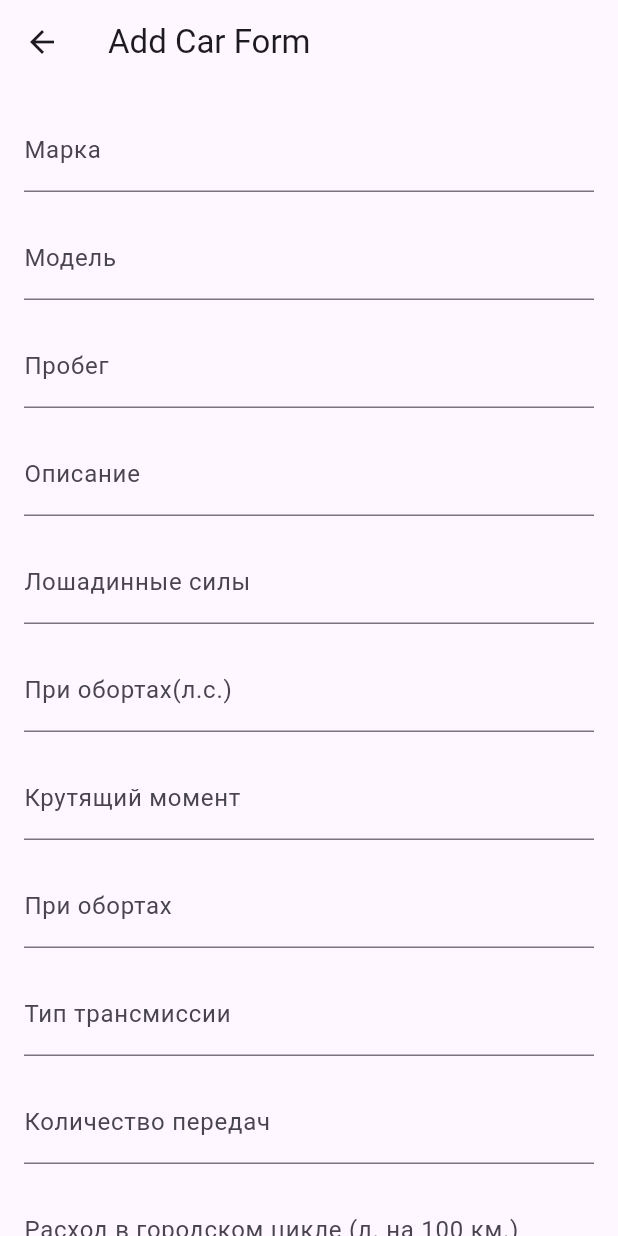
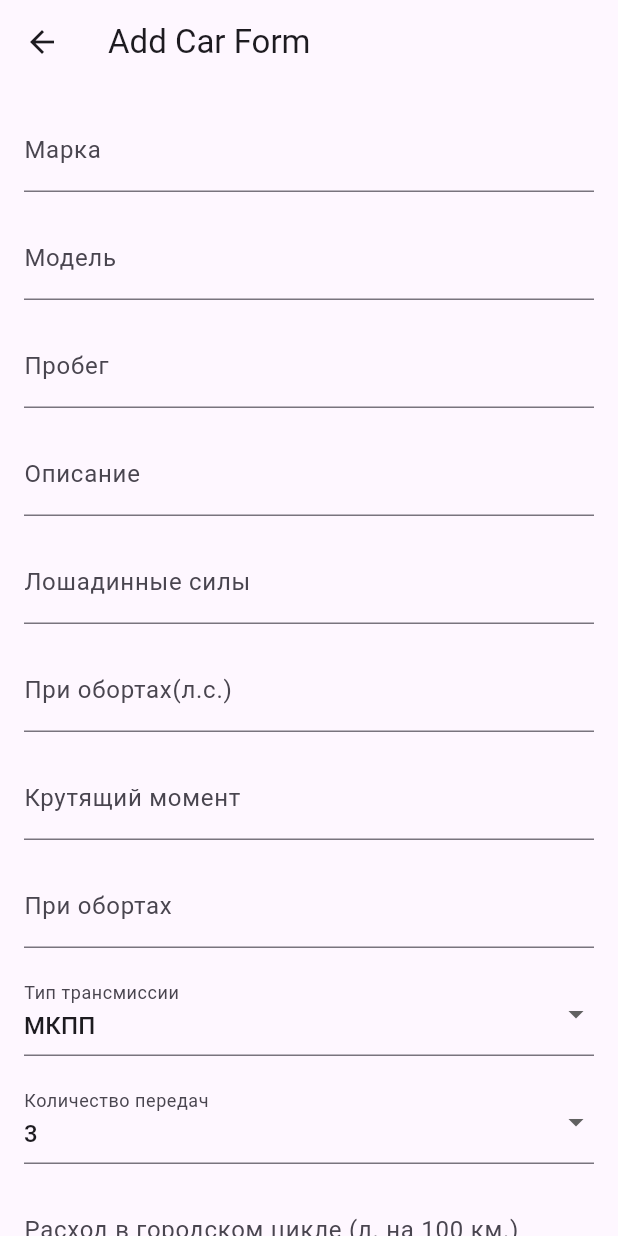
Before and after one commit to Lir00f/MobDev, a Flutter app: the AddCarForm screen opened directly, on a phone screen of 412 x 824 dp. Run offline on Flutter 3.47's test engine with Material 3 defaults, Android fonts, the light colour scheme and no system bars; our stand-ins replace cloud_firestore, email_validator, firebase_auth, firebase_core, firebase_storage, image_picker; accounts and stored records are empty.

Commit message:
slightly fixed

```diff
--- a/lib/screens/add_car_form.dart
+++ b/lib/screens/add_car_form.dart
@@ -29,8 +29,8 @@ class _AddCarFormState extends State<AddCarForm> {
   String _rpm = '';
   String _torque = '';
   String _torqueRpm = '';
-  String _transmissionSpeed = '';
-  String _transmissionType = '';
+  String _transmissionType = 'МКПП';
+  int _transmissionSpeed = 3;
 
   Future<void> _pickImage(ImageSource source) async {
     final pickedImage = await ImagePicker().pickImage(source: source);
@@ -135,7 +135,7 @@ class _AddCarFormState extends State<AddCarForm> {
         _rpm = '';
         _torque = '';
         _torqueRpm = '';
-        _transmissionSpeed = '';
+        _transmissionSpeed = 3;
         _transmissionType = '';
         _pricePerDay = 0.0;
         _insurance = false;
@@ -243,21 +243,35 @@ class _AddCarFormState extends State<AddCarForm> {
             ),
 
             SizedBox(height: 16.0),
-            TextFormField(
+            DropdownButtonFormField<String>(
+              value: _transmissionType.isNotEmpty ? _transmissionType : null,
               decoration: InputDecoration(labelText: 'Тип трансмиссии'),
+              items: ['МКПП', 'АКПП', 'Робот', 'Вариатор'].map((String value) {
+                return DropdownMenuItem<String>(
+                  value: value,
+                  child: Text(value),
+                );
+              }).toList(),
               onChanged: (value) {
                 setState(() {
-                  _transmissionType = value;
+                  _transmissionType = value!;
                 });
               },
             ),
 
             SizedBox(height: 16.0),
-            TextFormField(
+            DropdownButtonFormField<int>(
+              value: _transmissionSpeed,
               decoration: InputDecoration(labelText: 'Количество передач'),
+              items: List.generate(7, (index) => index + 3).map((int value) {
+                return DropdownMenuItem<int>(
+                  value: value,
+                  child: Text(value.toString()),
+                );
+              }).toList(),
               onChanged: (value) {
                 setState(() {
-                  _transmissionSpeed = value;
+                  _transmissionSpeed = value!;
                 });
               },
             ),
```
